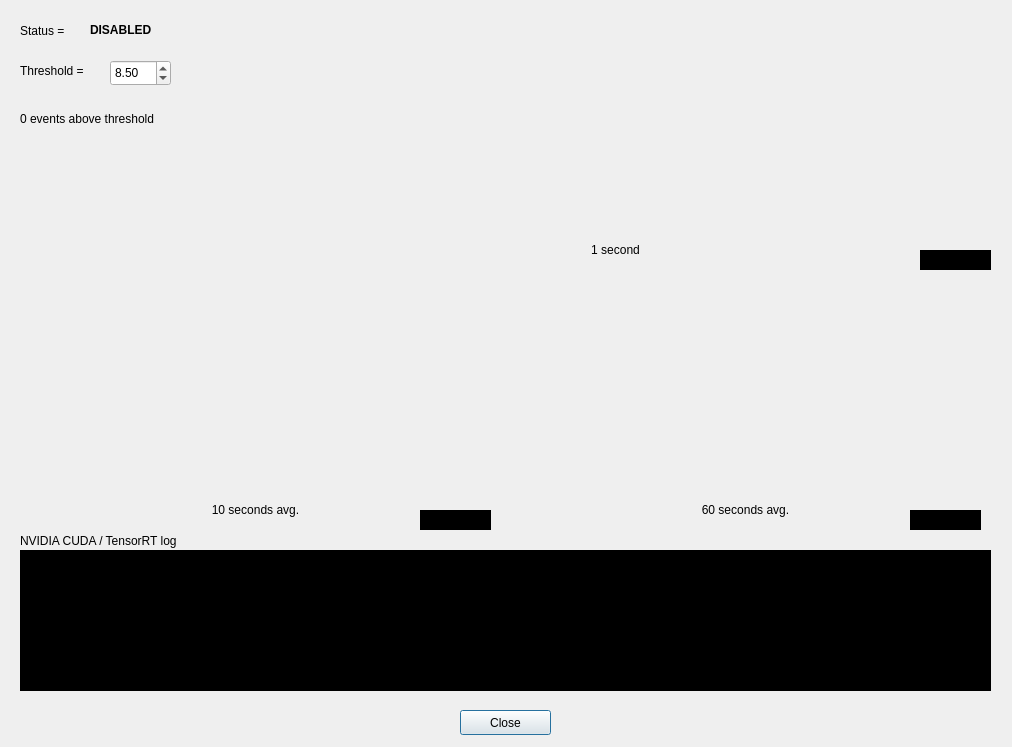
First picture: the form in SpectralViewer/TrtSettings.ui, repository mu1492/CbM, before the edit.
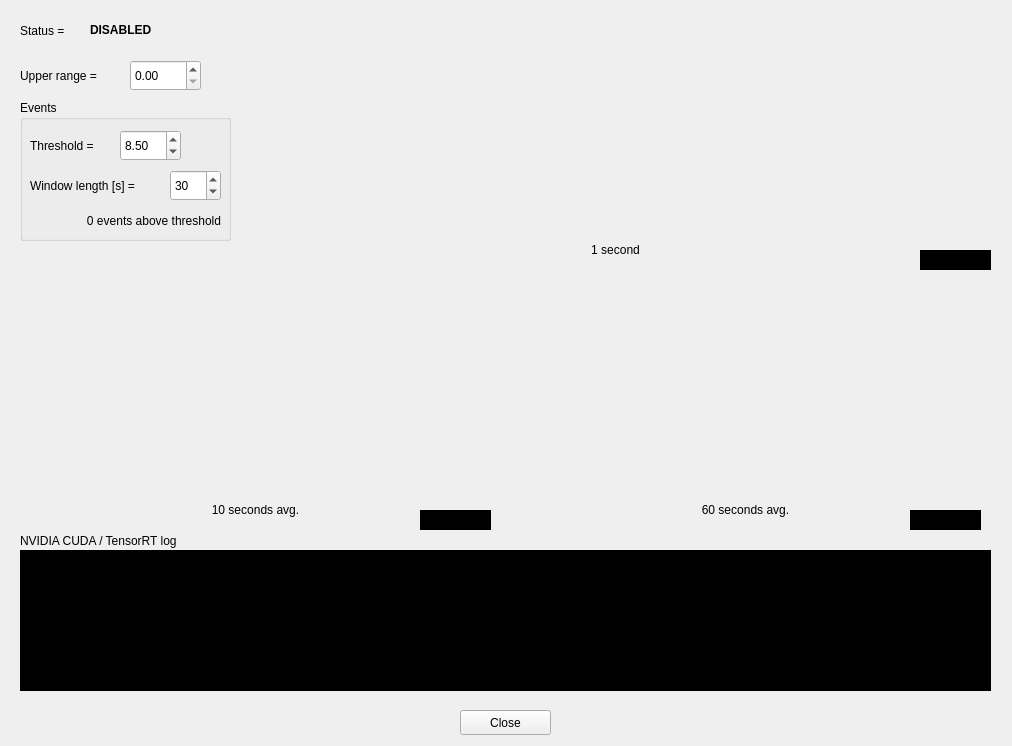
Second picture: the form after the edit.

Patch:
```diff
--- a/SpectralViewer/TrtSettings.ui
+++ b/SpectralViewer/TrtSettings.ui
@@ -10,7 +10,7 @@
     <x>0</x>
     <y>0</y>
     <width>1012</width>
-    <height>747</height>
+    <height>746</height>
    </rect>
   </property>
   <property name="windowTitle">
@@ -31,6 +31,9 @@
    <property name="text">
     <string>Close</string>
    </property>
+   <property name="autoDefault">
+    <bool>false</bool>
+   </property>
   </widget>
   <widget class="QListWidget" name="LogWidget">
    <property name="geometry">
@@ -153,38 +156,6 @@
     <string>DISABLED</string>
    </property>
   </widget>
-  <widget class="QLabel" name="LossThdLabel">
-   <property name="geometry">
-    <rect>
-     <x>20</x>
-     <y>60</y>
-     <width>91</width>
-     <height>21</height>
-    </rect>
-   </property>
-   <property name="text">
-    <string>Threshold =</string>
-   </property>
-  </widget>
-  <widget class="QDoubleSpinBox" name="LossThdSpinBox">
-   <property name="geometry">
-    <rect>
-     <x>110</x>
-     <y>60</y>
-     <width>61</width>
-     <height>26</height>
-    </rect>
-   </property>
-   <property name="minimum">
-    <double>0.010000000000000</double>
-   </property>
-   <property name="singleStep">
-    <double>0.500000000000000</double>
-   </property>
-   <property name="value">
-    <double>8.500000000000000</double>
-   </property>
-  </widget>
   <widget class="QLabel" name="Label60sAvg">
    <property name="geometry">
     <rect>
@@ -233,19 +204,6 @@
     <set>Qt::AlignCenter</set>
    </property>
   </widget>
-  <widget class="QLabel" name="EventsLabel">
-   <property name="geometry">
-    <rect>
-     <x>20</x>
-     <y>110</y>
-     <width>191</width>
-     <height>17</height>
-    </rect>
-   </property>
-   <property name="text">
-    <string>0 events above threshold</string>
-   </property>
-  </widget>
   <widget class="QLabel" name="Loss01Value">
    <property name="geometry">
     <rect>
@@ -330,6 +288,151 @@
     <set>Qt::AlignRight|Qt::AlignTrailing|Qt::AlignVCenter</set>
    </property>
   </widget>
+  <widget class="QLabel" name="UpperRangeLabel">
+   <property name="geometry">
+    <rect>
+     <x>20</x>
+     <y>60</y>
+     <width>101</width>
+     <height>31</height>
+    </rect>
+   </property>
+   <property name="text">
+    <string>Upper range =</string>
+   </property>
+  </widget>
+  <widget class="QDoubleSpinBox" name="UpperRangeSpinBox">
+   <property name="geometry">
+    <rect>
+     <x>130</x>
+     <y>60</y>
+     <width>71</width>
+     <height>31</height>
+    </rect>
+   </property>
+   <property name="minimum">
+    <double>0.000000000000000</double>
+   </property>
+   <property name="maximum">
+    <double>100.000000000000000</double>
+   </property>
+   <property name="value">
+    <double>0.000000000000000</double>
+   </property>
+  </widget>
+  <widget class="QGroupBox" name="EventsGroupBox">
+   <property name="geometry">
+    <rect>
+     <x>20</x>
+     <y>100</y>
+     <width>211</width>
+     <height>141</height>
+    </rect>
+   </property>
+   <property name="title">
+    <string>Events</string>
+   </property>
+   <widget class="QLabel" name="EventsLabel">
+    <property name="geometry">
+     <rect>
+      <x>10</x>
+      <y>110</y>
+      <width>191</width>
+      <height>21</height>
+     </rect>
+    </property>
+    <property name="text">
+     <string>0 events above threshold</string>
+    </property>
+    <property name="alignment">
+     <set>Qt::AlignRight|Qt::AlignTrailing|Qt::AlignVCenter</set>
+    </property>
+   </widget>
+   <widget class="QLabel" name="LossThdLabel">
+    <property name="geometry">
+     <rect>
+      <x>10</x>
+      <y>30</y>
+      <width>91</width>
+      <height>31</height>
+     </rect>
+    </property>
+    <property name="text">
+     <string>Threshold =</string>
+    </property>
+   </widget>
+   <widget class="QDoubleSpinBox" name="LossThdSpinBox">
+    <property name="geometry">
+     <rect>
+      <x>100</x>
+      <y>30</y>
+      <width>61</width>
+      <height>31</height>
+     </rect>
+    </property>
+    <property name="minimum">
+     <double>0.010000000000000</double>
+    </property>
+    <property name="singleStep">
+     <double>0.500000000000000</double>
+    </property>
+    <property name="value">
+     <double>8.500000000000000</double>
+    </property>
+   </widget>
+   <widget class="QLabel" name="EventsWinLabel">
+    <property name="geometry">
+     <rect>
+      <x>10</x>
+      <y>70</y>
+      <width>141</width>
+      <height>31</height>
+     </rect>
+    </property>
+    <property name="text">
+     <string>Window length [s] =</string>
+    </property>
+   </widget>
+   <widget class="QSpinBox" name="EventsWinSpinBox">
+    <property name="geometry">
+     <rect>
+      <x>150</x>
+      <y>70</y>
+      <width>51</width>
+      <height>31</height>
+     </rect>
+    </property>
+    <property name="minimum">
+     <number>1</number>
+    </property>
+    <property name="maximum">
+     <number>600</number>
+    </property>
+    <property name="singleStep">
+     <number>10</number>
+    </property>
+    <property name="value">
+     <number>30</number>
+    </property>
+   </widget>
+  </widget>
+  <zorder>EventsGroupBox</zorder>
+  <zorder>CloseButton</zorder>
+  <zorder>LogWidget</zorder>
+  <zorder>LogLabel</zorder>
+  <zorder>Frame01Sec</zorder>
+  <zorder>Frame10Sec</zorder>
+  <zorder>Frame60Sec</zorder>
+  <zorder>StatusLabel</zorder>
+  <zorder>StatusValue</zorder>
+  <zorder>Label60sAvg</zorder>
+  <zorder>Label10sAvg</zorder>
+  <zorder>Label01s</zorder>
+  <zorder>Loss01Value</zorder>
+  <zorder>Loss10Value</zorder>
+  <zorder>Loss60Value</zorder>
+  <zorder>UpperRangeLabel</zorder>
+  <zorder>UpperRangeSpinBox</zorder>
  </widget>
  <tabstops>
   <tabstop>LossThdSpinBox</tabstop>
```
Left out of the diff: 2 changed lines with no effect on the pictures.
